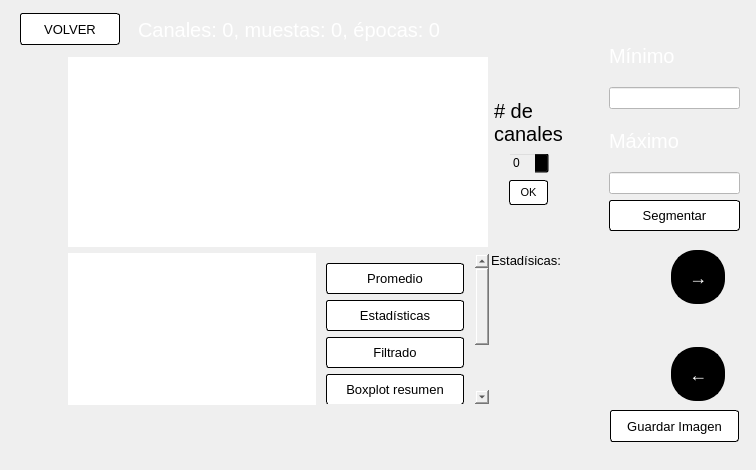
This is archivosUI/senales.ui in SofiaMarcano/TrabajoFinal as Qt 5 draws it before an edit. The edited form follows.
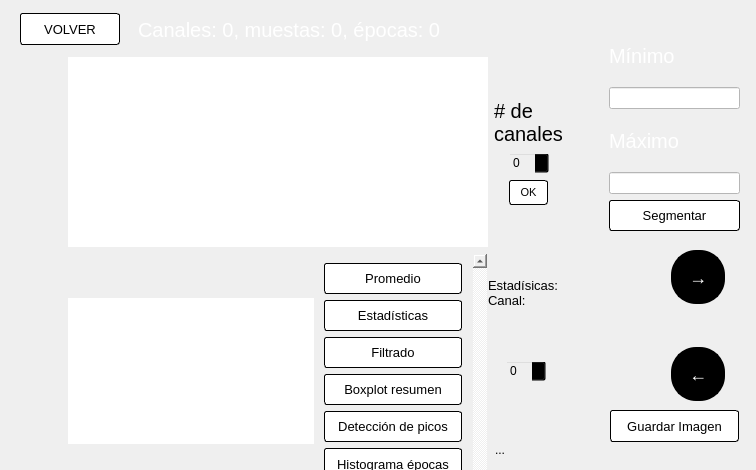
This is the edited form. Icons and pictures are not drawn.

What changed in the file:
```diff
--- a/archivosUI/senales.ui
+++ b/archivosUI/senales.ui
@@ -35,7 +35,7 @@
      <rect>
       <x>68</x>
       <y>57</y>
-      <width>499</width>
+      <width>507</width>
       <height>358</height>
      </rect>
     </property>
@@ -181,9 +181,21 @@
           <layout class="QVBoxLayout" name="verticalLayout_5">
            <item>
             <widget class="QWidget" name="graficoEst" native="true">
+             <property name="sizePolicy">
+              <sizepolicy hsizetype="Minimum" vsizetype="Minimum">
+               <horstretch>0</horstretch>
+               <verstretch>0</verstretch>
+              </sizepolicy>
+             </property>
              <property name="minimumSize">
               <size>
-               <width>244</width>
+               <width>246</width>
+               <height>146</height>
+              </size>
+             </property>
+             <property name="maximumSize">
+              <size>
+               <width>246</width>
                <height>146</height>
               </size>
              </property>
@@ -226,7 +238,7 @@
               <property name="geometry">
                <rect>
                 <x>0</x>
-                <y>0</y>
+                <y>-20</y>
                 <width>155</width>
                 <height>242</height>
                </rect>
@@ -447,8 +459,16 @@
              </widget>
             </widget>
            </item>
-           <item alignment="Qt::AlignHCenter|Qt::AlignTop">
+           <item>
+            <layout class="QVBoxLayout" name="verticalLayout_8">
+             <item>
             <widget class="QLabel" name="estTexto">
+               <property name="minimumSize">
+                <size>
+                 <width>66</width>
+                 <height>59</height>
+                </size>
+               </property>
              <property name="styleSheet">
               <string notr="true">QLabel {
 
@@ -459,14 +479,43 @@
 </string>
              </property>
              <property name="text">
-              <string>Estadísicas:</string>
+                <string>Estadísicas:
+Canal:</string>
              </property>
             </widget>
            </item>
-          </layout>
-         </item>
-         <item>
-          <layout class="QVBoxLayout" name="verticalLayout_8"/>
+             <item alignment="Qt::AlignHCenter|Qt::AlignVCenter">
+              <widget class="QSpinBox" name="spinBoxCanal">
+               <property name="minimumSize">
+                <size>
+                 <width>40</width>
+                 <height>20</height>
+                </size>
+               </property>
+              </widget>
+             </item>
+             <item alignment="Qt::AlignHCenter|Qt::AlignVCenter">
+              <widget class="QLabel" name="resEstTexto">
+               <property name="minimumSize">
+                <size>
+                 <width>60</width>
+                 <height>40</height>
+                </size>
+               </property>
+               <property name="maximumSize">
+                <size>
+                 <width>66</width>
+                 <height>16777215</height>
+                </size>
+               </property>
+               <property name="text">
+                <string>...</string>
+               </property>
+              </widget>
+             </item>
+            </layout>
+           </item>
+          </layout>
          </item>
         </layout>
        </item>
```
Lines whose indentation alone changed are shown as unchanged.
